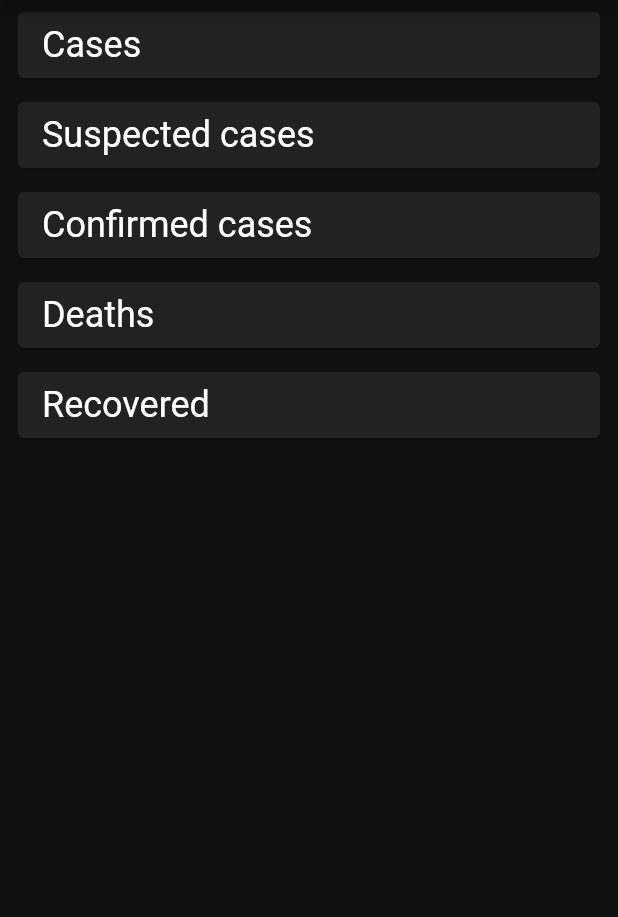
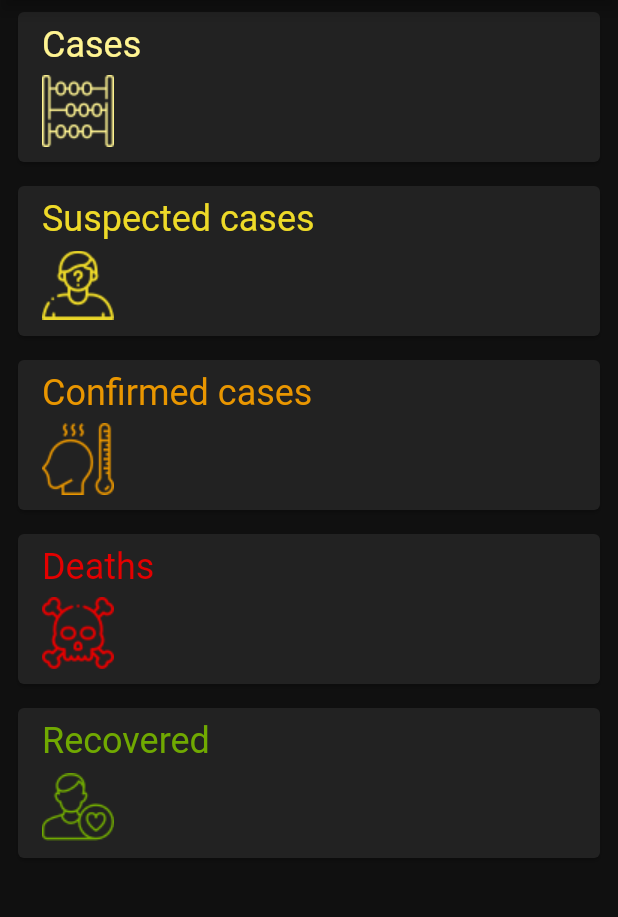
Before and after one commit to JAbozarOid/flutter_rest_api, a Flutter app: the screen it shows after launch, on a phone screen of 412 x 824 dp, the part 84-1001 px from its top. Run offline on Flutter 3.47's test engine with Material 2 defaults, Android fonts, the phone set to English and light mode, and no system bars; network calls fail.

Commit message:
update_card_with_assets

```diff
--- a/lib/ui/endpoit_card.dart
+++ b/lib/ui/endpoit_card.dart
@@ -1,5 +1,14 @@
 import 'package:flutter/material.dart';
 import 'package:flutter_rest_api/app/services/api.dart';
+
+class EndpointCardData {
+  final String title;
+  final String assetName;
+  final Color color;
+
+  EndpointCardData(
+      {@required this.title, @required this.assetName, @required this.color});
+}
 
 class EndpointCard extends StatelessWidget {
   final Endpoint endpoint;
@@ -7,36 +16,65 @@ class EndpointCard extends StatelessWidget {
 
   const EndpointCard({Key key, this.endpoint, this.value}) : super(key: key);
 
-  static Map<Endpoint, String> _cardTitles = {
-    Endpoint.cases: 'Cases',
-    Endpoint.casesSuspected: 'Suspected cases',
-    Endpoint.casesConfirmed: 'Confirmed cases',
-    Endpoint.deaths: 'Deaths',
-    Endpoint.recovered: 'Recovered'
+  static Map<Endpoint, EndpointCardData> _cardsData = {
+    Endpoint.cases: EndpointCardData(
+        title: 'Cases',
+        assetName: 'assets/count.png',
+        color: Color(0xFFFFF492)),
+    Endpoint.casesSuspected: EndpointCardData(
+        title: 'Suspected cases',
+        assetName: 'assets/suspect.png',
+        color: Color(0xFFEEDA28)),
+    Endpoint.casesConfirmed: EndpointCardData(
+        title: 'Confirmed cases',
+        assetName: 'assets/fever.png',
+        color: Color(0xFFE99600)),
+    Endpoint.deaths: EndpointCardData(
+        title: 'Deaths',
+        assetName: 'assets/death.png',
+        color: Color(0xFFE40000)),
+    Endpoint.recovered: EndpointCardData(
+        title: 'Recovered',
+        assetName: 'assets/patient.png',
+        color: Color(0xFF70A901)),
   };
 
   @override
   Widget build(BuildContext context) {
+    final cardData = _cardsData[endpoint];
     return Padding(
       padding: const EdgeInsets.symmetric(horizontal: 8.0, vertical: 4.0),
       child: Card(
         child: Padding(
           padding: const EdgeInsets.symmetric(horizontal: 16.0, vertical: 8.0),
+          child: Column(
+            crossAxisAlignment: CrossAxisAlignment.start,
+            children: [
+              Text(
+                cardData.title,
+                style: Theme.of(context).textTheme.headline5.copyWith(color: cardData.color),
+              ),
+              SizedBox(
+                height: 4,
+              ),
+              SizedBox(
+                height: 52,
                 child: Row(
                   mainAxisAlignment: MainAxisAlignment.spaceBetween,
+                  crossAxisAlignment: CrossAxisAlignment.center,
                   children: [
-              Text(
-                _cardTitles[endpoint],
-                style: Theme.of(context).textTheme.headline5,
-              ),
+                    Image.asset(cardData.assetName,color: cardData.color,),
                     // for the checking the value is null or not there two way
                     // 1 this below line
                     Text(
                       value != null ? value.toString() : '',
-                style: Theme.of(context).textTheme.headline5,
+                      style: Theme.of(context).textTheme.headline5.copyWith(color: cardData.color,fontWeight: FontWeight.w500),
                     ),
                     // 2 this below line
                     //Text(value?.toString() ?? '')
+                  ],
+                ),
+              ),
             ],
           ),
         ),
```
Lines whose indentation alone changed are shown as unchanged.
